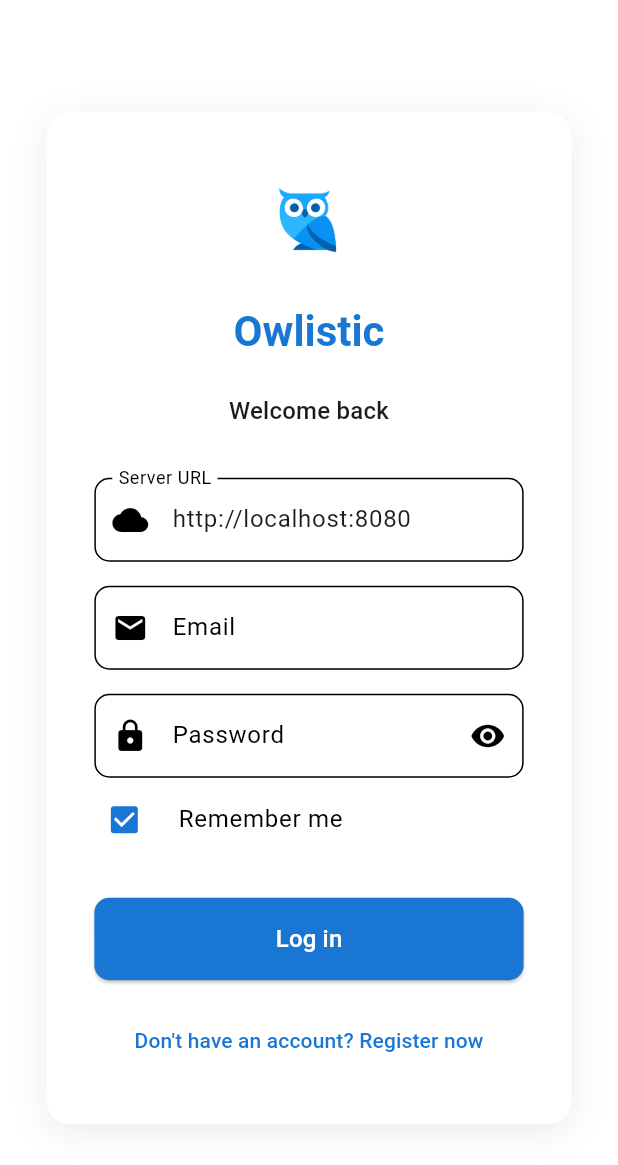
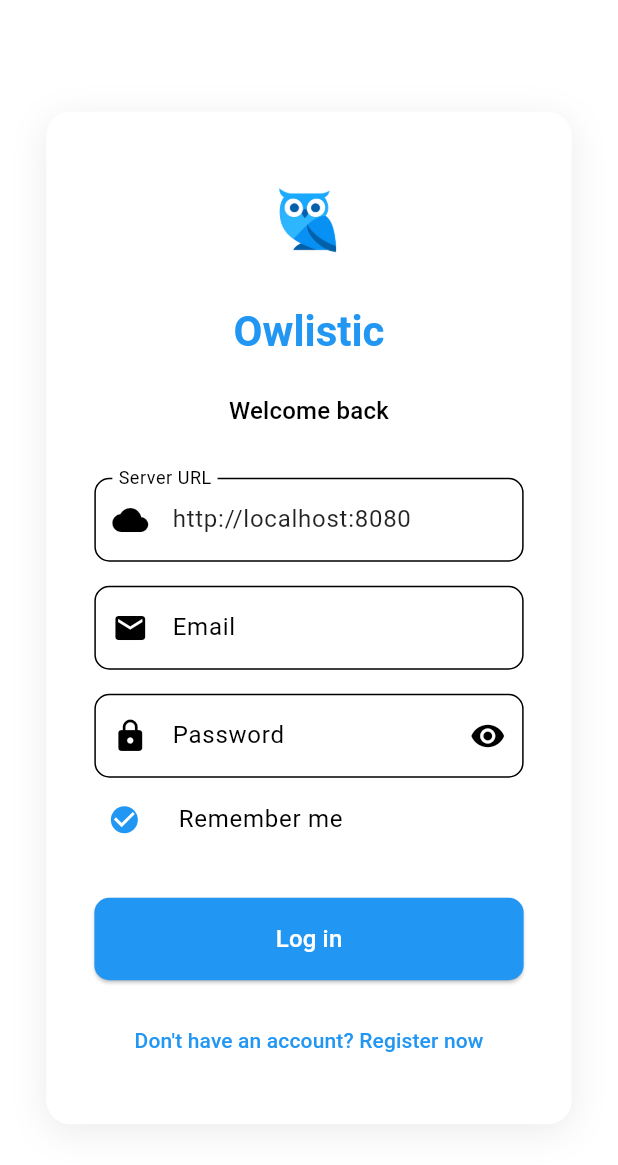
Before and after one commit to owlistic-notes/owlistic, a Flutter app: the screen it shows after launch, on a phone screen of 412 x 824 dp. Shown: the top 1165 px of the screen. Run offline on Flutter 3.47's test engine with Material 3 defaults, Android fonts, the phone set to English and light mode, and no system bars; our stand-ins replace file_picker, flutter_secure_storage, go_router, nested, share_plus, shared_preferences; missing offline and left inert: super_editor, super_editor_markdown; accounts and stored records are empty.

Commit message:
Update task style (+ fix light theme mode)

```diff
--- a/src/frontend/lib/core/providers.dart
+++ b/src/frontend/lib/core/providers.dart
@@ -104,7 +104,6 @@ final List<SingleChildWidget> appProviders = [
       themeService: context.read<ThemeService>(),
     )..initialize(),
   ),
-
   ChangeNotifierProvider<RegisterViewModel>(
     create: (context) => RegisterProvider(
       authService: context.read<AuthService>(),
--- a/src/frontend/lib/core/theme.dart
+++ b/src/frontend/lib/core/theme.dart
@@ -35,6 +35,9 @@ class AppTheme {
       bodyMedium: TextStyle(color: Colors.black87),
       bodySmall: TextStyle(color: Colors.black54),
     ),
+    checkboxTheme: const CheckboxThemeData(
+      shape: CircleBorder(),
+    ),
     dividerTheme: DividerThemeData(
       color: Colors.grey[300],
       thickness: 1,
@@ -70,6 +73,9 @@ class AppTheme {
       bodyLarge: TextStyle(color: Colors.white),
       bodyMedium: TextStyle(color: Colors.white),
       bodySmall: TextStyle(color: Colors.white70),
+    ),
+    checkboxTheme: const CheckboxThemeData(
+      shape: CircleBorder(),
     ),
     dividerTheme: const DividerThemeData(
       color: Colors.white24,
--- a/src/frontend/lib/main.dart
+++ b/src/frontend/lib/main.dart
@@ -111,7 +111,7 @@ class _OwlisticAppWithProvidersState extends State<OwlisticAppWithProviders> {
         return MaterialApp.router(
           title: 'Owlistic',
           debugShowCheckedModeBanner: false,
-          theme: themeViewModel.theme,
+          theme: AppTheme.lightTheme,
           themeMode: themeViewModel.themeMode,
           darkTheme: AppTheme.darkTheme,
           routerConfig: _router,
```
Also changed, not shown: src/frontend/lib/utils/document_builder.dart (+23 -8 lines).
